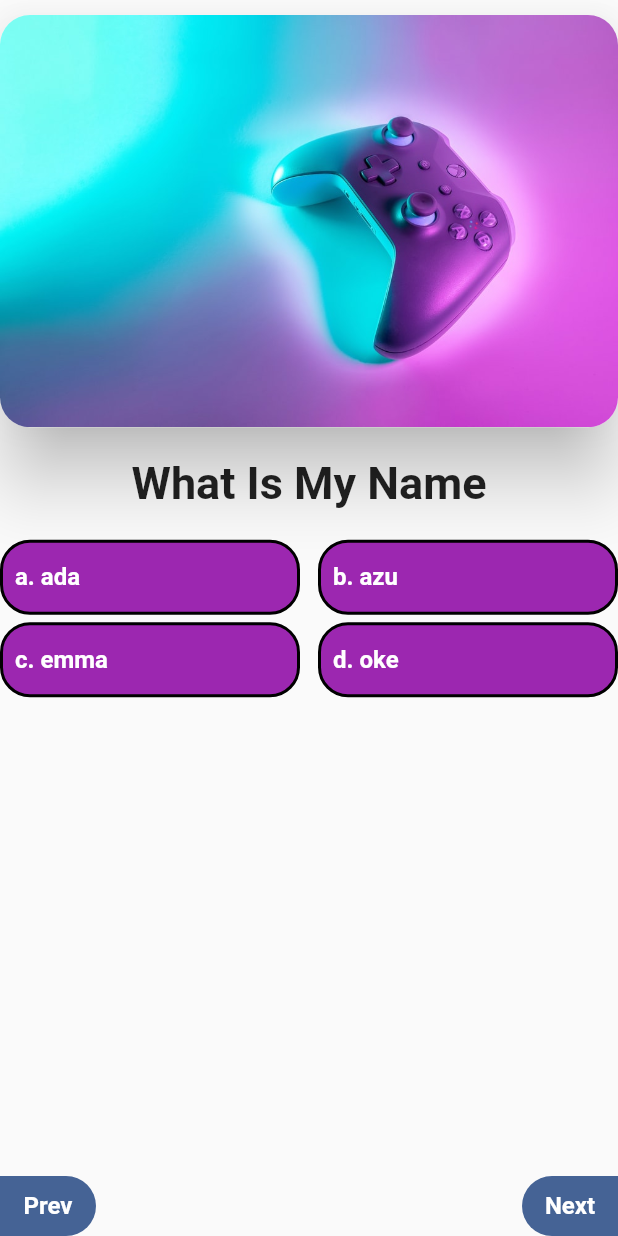
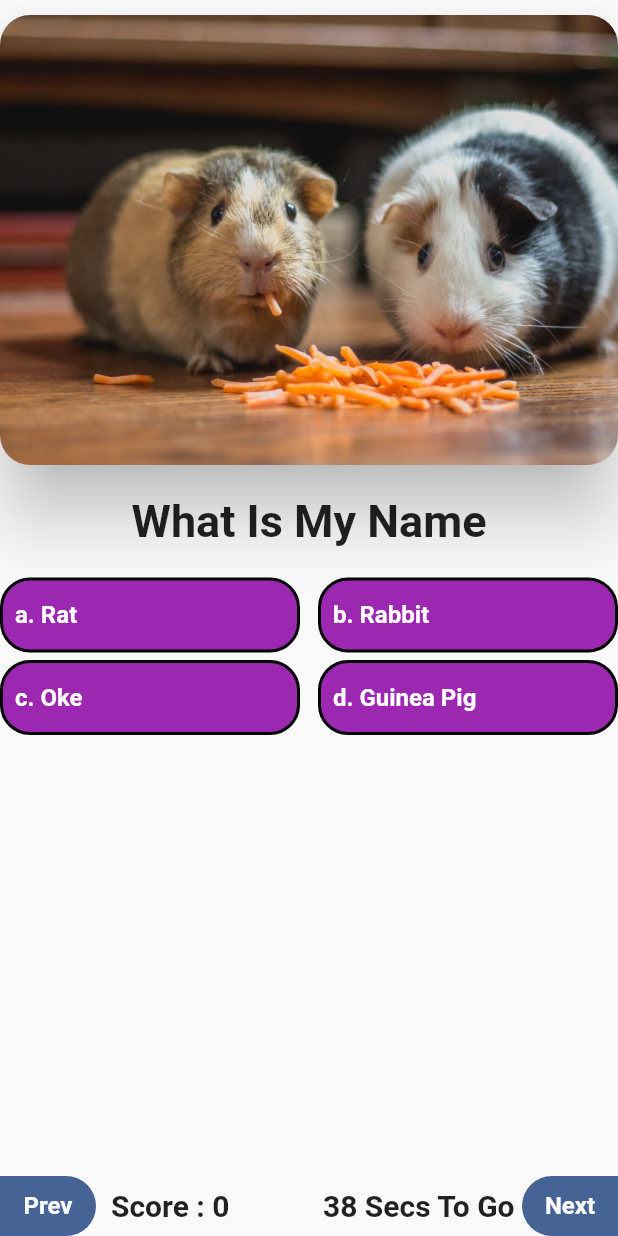
Before and after one commit to Galzysoft/image-guesser-gaming, a Flutter app: the Game screen opened directly, swiped to page 2, on a phone screen of 412 x 824 dp. Run offline on Flutter 3.47's test engine with Material 2 defaults, Android fonts, the phone set to English and light mode, and no system bars; our stand-ins replace google_fonts; Roboto replaces fonts that are missing (Aldrich).

Commit message:
timmer i mplementation

```diff
--- /dev/null
+++ b/lib/models/gameModel.dart
@@ -0,0 +1,19 @@
+class GameModel{
+
+
+  final String answerA;
+  final String answerB;
+  final String answerC;
+  final String answerD;
+  final String image;
+  final String correctAnswer;
+
+  GameModel(
+      {required this.answerA,
+      required this.answerB,
+      required this.answerC,
+      required this.answerD,
+      required this.image,
+      required this.correctAnswer});
+
+}
--- a/lib/screens/game.dart
+++ b/lib/screens/game.dart
@@ -1,5 +1,10 @@
+import 'dart:async';
+
 import 'package:flutter/material.dart';
 import 'package:google_fonts/google_fonts.dart';
+import 'package:imagegame/models/gameModel.dart';
+
+import '../widgets/gameScreen.dart';
 
 class Game extends StatefulWidget {
   const Game({Key? key}) : super(key: key);
@@ -9,12 +14,103 @@ class Game extends StatefulWidget {
 }
 
 class _GameState extends State<Game> {
-  String? sugestiona = "ada",
-      sugestionb = "azu",
-      sugestionc = "emma",
-      sugestiond = "oke";
-int index=0;
-  PageController controller=PageController(initialPage: 0);
+  int index = 0;
+  PageController controller = PageController(initialPage: 0);
+
+  // lets declare a list of the instance of gameModel
+  List<GameModel> ListGameModel = [
+    GameModel(
+        image: "asset/alvan-nee-ZCHj_2lJP00-unsplash.jpg",
+        answerA: "Bombei",
+        answerB: "Cat",
+        answerC: "Dog",
+        answerD: "Ewu",
+        correctAnswer: "Cat"),
+    GameModel(
+        image: "asset/gunie.jpg",
+        answerA: "Rat",
+        answerB: "Rabbit",
+        answerC: "Oke",
+        answerD: "Guinea Pig",
+        correctAnswer: "Guinea Pig"),
+    GameModel(
+        image: "asset/charlesdeluvio-Mv9hjnEUHR4-unsplash.jpg",
+        answerA: "Dog",
+        answerB: "Pitbu",
+        answerC: "Bull",
+        answerD: "Pig",
+        correctAnswer: "Dog"),
+    GameModel(
+        image: "asset/josh-berquist-_4sWbzH5fp8-unsplash.jpg",
+        answerA: "BVN",
+        answerB: "BMW",
+        answerC: "BWW",
+        answerD: "IVM",
+        correctAnswer: "BMW")
+  ];
+   Timer? _timer;
+  int seconds = 0;
+  int minutes = 0;
+  int hours = 0;
+  int counter=40;
+ late String countdown;
+  void startTimer_fortime() {
+    const oneSec = const Duration(seconds: 1);
+
+    _timer = new Timer.periodic(
+      oneSec,
+          (Timer timer) {
+            setState(
+            () {
+          if (seconds < 0) {
+            timer.cancel();
+          } else {
+            seconds = seconds + 1;
+            if (seconds > 59) {
+              minutes += 1;
+              seconds = 0;
+              if (minutes > 59) {
+                hours += 1;
+                minutes = 0;
+              }
+            }
+            countdown="$hours : $minutes : $seconds";
+            print("$seconds : $minutes : $hours");
+
+          }
+        },
+      );
+          },
+    );
+
+
+  }
+
+  void countDown(){
+  //   here lets define our duration of timing
+    Duration _duration=Duration(seconds: 1);
+  //  lets declare our timer
+    _timer= new Timer.periodic(_duration, (timer) {
+      if(counter>0){
+        setState((){ counter=counter-1;
+        countdown=counter.toString();});
+
+      //   counter-=1;
+      }else {timer.cancel();}
+    });
+  }
+  @override
+  dispose(){
+    _timer?.cancel();
+    super.dispose();
+  }
+  @override
+  initState () {
+    // this is for our hardcoded clock timing
+    // startTimer_fortime();
+    countDown();
+    super.initState();
+  }
   @override
   Widget build(BuildContext context) {
     return Scaffold(
@@ -25,21 +121,32 @@ int index=0;
             // child:PageView(children: [Center(child: Text("ada")),Center(child: Text("obi"))]) ,
             // this is the method of auto generating or predefined pages using pageview
             child: PageView.builder(
-              controller: controller,onPageChanged:(ind) {
-
-              setState((){this.index=ind;});
+              controller: controller,
+              onPageChanged: (ind) {
+                setState(() {
+                  this.index = ind;
+                });
               },
-              itemCount: 2,
+              itemCount: ListGameModel.length,
               itemBuilder: (context, index) {
-                this.index=index;
-                return GameScreen(sugestiona: sugestiona, sugestionb: sugestionb, sugestionc: sugestionc, sugestiond: sugestiond,image: "asset/imageguesser.jpg",correct_answer: "ada",);
+                this.index = index;
+                return GameScreen(
+                  sugestiona: ListGameModel[index].answerA,
+                  sugestionb: ListGameModel[index].answerB,
+                  sugestionc: ListGameModel[index].answerC,
+                  sugestiond: ListGameModel[index].answerD,
+                  image: ListGameModel[index].image,
+                  correct_answer: ListGameModel[index].correctAnswer,
+                );
               },
             ),
           ),
           Row(
             mainAxisAlignment: MainAxisAlignment.spaceBetween,
             children: [
-          index==0?SizedBox():    Container(
+              index == 0
+                  ? SizedBox()
+                  : Container(
                       height: 40,
                       decoration: BoxDecoration(
                           color: Color(0xff456395),
@@ -55,6 +162,14 @@ int index=0;
                                 color: Colors.white,
                                 fontWeight: FontWeight.bold),
                           ))),
+              Expanded(child: Row(mainAxisAlignment: MainAxisAlignment.spaceBetween,
+
+                children: [
+                  Text(" Score : 0  ",textAlign: TextAlign.center,style: GoogleFonts.aldrich(fontSize: 20, fontWeight: FontWeight.bold),),
+
+                  Text("$countdown Secs To Go  ",textAlign: TextAlign.center,style: GoogleFonts.aldrich(fontSize: 20, fontWeight: FontWeight.bold),),
+                ],
+              )),
               Container(
                   height: 40,
                   decoration: BoxDecoration(
@@ -63,7 +178,11 @@ int index=0;
                           topLeft: Radius.circular(20),
                           bottomLeft: Radius.circular(20))),
                   child: TextButton(
-                      onPressed: () {},
+                      onPressed: () {
+                        controller.nextPage(
+                            duration: Duration(seconds: 3),
+                            curve: Curves.bounceIn);
+                      },
                       child: Text(
                         "Next",
                         style: GoogleFonts.aldrich(
@@ -78,175 +197,3 @@ int index=0;
     );
   }
 }
-
-class GameScreen extends StatelessWidget {
-  const GameScreen({
-    Key? key,
-    required this.sugestiona,
-    required this.sugestionb,
-    required this.sugestionc,
-    required this.sugestiond, required this.correct_answer,required this.image,
-  }) : super(key: key);
-
-  final String? sugestiona;
-  final String? sugestionb;
-  final String? sugestionc;
-  final String? sugestiond;
-  final String? correct_answer;
-  final String? image;
-  @override
-  Widget build(BuildContext context) {
-    return Center(
-        child: Column(
-      children: [
-        SizedBox(
-          height: 10,
-        ),
-        SizedBox(
-          child: Material(
-            borderRadius: BorderRadius.all(Radius.circular(20)),
-            elevation: 20,
-            child: ClipRRect(
-                borderRadius: BorderRadius.all(Radius.circular(20)),
-                child: Image.asset(
-                  image!,
-                  fit: BoxFit.contain,
-                )),
-          ),
-        ),
-        Flexible(
-            child: SizedBox(
-          height: 500,
-          width: 500,
-          child: Column(children: [
-            SizedBox(
-              height: 20,
-            ),
-            Row(
-              mainAxisAlignment: MainAxisAlignment.center,
-              children: [
-                Text(
-                  "What Is My Name",
-                  style: GoogleFonts.aldrich(
-                      fontSize: 30, fontWeight: FontWeight.bold),
-                )
-              ],
-            ),
-            SizedBox(
-              height: 20,
-            ),
-            Row(
-              mainAxisAlignment: MainAxisAlignment.spaceBetween,
-              children: [
-                Container(
-                  height: 50,
-                  width: 200,
-                  decoration: BoxDecoration(
-                      borderRadius: BorderRadius.circular(20),
-                      border:
-                          Border.all(color: Colors.black, width: 2),
-                      color: Colors.purple),
-                  child: TextButton(
-                    onPressed: () {},
-                    child: Row(
-                      children: [
-                        Text(
-                          "a. $sugestiona",
-                          textAlign: TextAlign.left,
-                          style: GoogleFonts.aldrich(
-                              fontSize: 16,
-                              fontWeight: FontWeight.bold,
-                              color: Colors.white),
-                        ),
-                      ],
-                    ),
-                  ),
-                ),
-                Container(
-                  height: 50,
-                  width: 200,
-                  decoration: BoxDecoration(
-                      borderRadius: BorderRadius.circular(20),
-                      border:
-                          Border.all(color: Colors.black, width: 2),
-                      color: Colors.purple),
-                  child: TextButton(
-                    onPressed: () {},
-                    child: Row(
-                      children: [
-                        Text(
-                          "b. $sugestionb",
-                          textAlign: TextAlign.left,
-                          style: GoogleFonts.aldrich(
-                              fontSize: 16,
-                              fontWeight: FontWeight.bold,
-                              color: Colors.white),
-                        ),
-                      ],
-                    ),
-                  ),
-                ),
-              ],
-            ),
-            SizedBox(
-              height: 5,
-            ),
-            Row(
-              mainAxisAlignment: MainAxisAlignment.spaceBetween,
-              children: [
-                Container(
-                  height: 50,
-                  width: 200,
-                  decoration: BoxDecoration(
-                      borderRadius: BorderRadius.circular(20),
-                      border:
-                          Border.all(color: Colors.black, width: 2),
-                      color: Colors.purple),
-                  child: TextButton(
-                    onPressed: () {},
-                    child: Row(
-                      children: [
-                        Text(
-                          "c. $sugestionc",
-                          textAlign: TextAlign.left,
-                          style: GoogleFonts.aldrich(
-                              fontSize: 16,
-                              fontWeight: FontWeight.bold,
-                              color: Colors.white),
-                        ),
-                      ],
-                    ),
-                  ),
-                ),
-                Container(
-                  height: 50,
-                  width: 200,
-                  decoration: BoxDecoration(
-                      borderRadius: BorderRadius.circular(20),
-                      border:
-                          Border.all(color: Colors.black, width: 2),
-                      color: Colors.purple),
-                  child: TextButton(
-                    onPressed: () {},
-                    child: Row(
-                      children: [
-                        Text(
-                          "d. $sugestiond",
-                          textAlign: TextAlign.left,
-                          style: GoogleFonts.aldrich(
-                              fontSize: 16,
-                              fontWeight: FontWeight.bold,
-                              color: Colors.white),
-                        ),
-                      ],
-                    ),
-                  ),
-                ),
-              ],
-            )
-          ]),
-        ))
-      ],
-    ));
-  }
-}
--- /dev/null
+++ b/lib/widgets/gameScreen.dart
@@ -0,0 +1,245 @@
+
+import 'package:flutter/material.dart';
+import 'package:google_fonts/google_fonts.dart';
+
+class GameScreen extends StatefulWidget {
+  GameScreen({
+    Key? key,
+    required this.sugestiona,
+    required this.sugestionb,
+    required this.sugestionc,
+    required this.sugestiond,
+    required this.correct_answer,
+    required this.image,
+  }) : super(key: key);
+
+  final String? sugestiona;
+  final String? sugestionb;
+  final String? sugestionc;
+  final String? sugestiond;
+  final String? correct_answer;
+  final String? image;
+
+  @override
+  State<GameScreen> createState() => _GameScreenState();
+}
+
+class _GameScreenState extends State<GameScreen> {
+  //we create a bool value to check if the answerts are values in a ,b,c,d
+  bool answerisA = false,
+      answerisB = false,
+      answerisC = false,
+      answerisD = false;
+  bool isClikedA = false,
+      isClikedB = false,
+      isClikedC = false,
+      isClikedD = false;
+
+  @override
+  Widget build(BuildContext context) {
+    return Center(
+        child: Column(
+          children: [
+            SizedBox(
+              height: 10,
+            ),
+            SizedBox(
+              child: Material(
+                borderRadius: BorderRadius.all(Radius.circular(20)),
+                elevation: 20,
+                child: ClipRRect(
+                    borderRadius: BorderRadius.all(Radius.circular(20)),
+                    child: Image.asset(
+                      widget.image!,
+                      fit: BoxFit.cover,height: 300,width: double.infinity,
+                    )),
+              ),
+            ),
+            Flexible(
+                child: SizedBox(
+                  height: 500,
+                  width: 500,
+                  child: Column(children: [
+                    SizedBox(
+                      height: 20,
+                    ),
+                    Row(
+                      mainAxisAlignment: MainAxisAlignment.center,
+                      children: [
+                        Text(
+                          "What Is My Name",
+                          style: GoogleFonts.aldrich(
+                              fontSize: 30, fontWeight: FontWeight.bold),
+                        )
+                      ],
+                    ),
+                    SizedBox(
+                      height: 20,
+                    ),
+                    Row(
+                      mainAxisAlignment: MainAxisAlignment.spaceBetween,
+                      children: [
+                        Container(
+                          height: 50,
+                          width: 200,
+                          decoration: BoxDecoration(
+                              borderRadius: BorderRadius.circular(20),
+                              border: Border.all(color: Colors.black, width: 2),
+                              color: isClikedA &&answerisA?Colors.green:isClikedA &&!answerisA?Colors.red:Colors.purple),
+                          child: TextButton(onHover: (value) {
+
+                          },
+                            onPressed: () {
+                              setState((){ isClikedA = true;})   ;
+                              if (widget.sugestiona == widget.correct_answer) {
+                                setState((){ answerisA = true;isClikedA = true;})   ;
+                              }else   if (widget.sugestionb == widget.correct_answer) {
+                                setState((){ answerisB = true;
+                                isClikedB = true;})   ;
+                              }else   if (widget.sugestionc == widget.correct_answer) {
+                                setState((){ answerisC = true;
+                                isClikedC = true;})   ;
+                              }else   if (widget.sugestiond == widget.correct_answer) {
+                                setState((){ answerisD = true; isClikedD = true;})   ;
+                              }
+                            },
+                            child: Row(
+                              children: [
+                                Text(
+                                  "a. ${widget.sugestiona}",
+                                  textAlign: TextAlign.left,
+                                  style: GoogleFonts.aldrich(
+                                      fontSize: 16,
+                                      fontWeight: FontWeight.bold,
+                                      color: Colors.white),
+                                ),
+                              ],
+                            ),
+                          ),
+                        ),
+                        Container(
+                          height: 50,
+                          width: 200,
+                          decoration: BoxDecoration(
+                              borderRadius: BorderRadius.circular(20),
+                              border: Border.all(color: Colors.black, width: 2),
+                              color: isClikedB &&answerisB?Colors.green:isClikedB &&!answerisB?Colors.red:Colors.purple),
+
+                          child: TextButton(
+                            onPressed: () {
+                              setState((){ isClikedB = true;})   ;
+                              if (widget.sugestiona == widget.correct_answer) {
+                                setState((){ answerisA = true;   isClikedA = true;})   ;
+                              }else   if (widget.sugestionb == widget.correct_answer) {
+                                setState((){ answerisB = true;
+                                isClikedB = true;})   ;
+                              }else   if (widget.sugestionc == widget.correct_answer) {
+                                setState((){ answerisC = true;
+                                isClikedC = true;})   ;
+                              }else   if (widget.sugestiond == widget.correct_answer) {
+                                setState((){ answerisD = true; isClikedD = true;})   ;
+                              }
+
+                            },
+                            child: Row(
+                              children: [
+                                Text(
+                                  "b. ${widget.sugestionb}",
+                                  textAlign: TextAlign.left,
+                                  style: GoogleFonts.aldrich(
+                                      fontSize: 16,
+                                      fontWeight: FontWeight.bold,
+                                      color: Colors.white),
+                                ),
+                              ],
+                            ),
+                          ),
+                        ),
+                      ],
+                    ),
+                    SizedBox(
+                      height: 5,
+                    ),
+                    Row(
+                      mainAxisAlignment: MainAxisAlignment.spaceBetween,
+                      children: [
+                        Container(
+                          height: 50,
+                          width: 200,
+                          decoration: BoxDecoration(
+                              borderRadius: BorderRadius.circular(20),
+                              border: Border.all(color: Colors.black, width: 2),
+                              color: isClikedC &&answerisC?Colors.green:isClikedC &&!answerisC?Colors.red:Colors.purple),
+
+                          child: TextButton(
+                            onPressed: () {          setState((){ isClikedC = true;})   ;
+                            if (widget.sugestiona == widget.correct_answer) {
+                              setState((){ answerisA = true;   isClikedA = true;})   ;
+                            }else   if (widget.sugestionb == widget.correct_answer) {
+                              setState((){ answerisB = true;
+                              isClikedB = true;})   ;
+                            }else   if (widget.sugestionc == widget.correct_answer) {
+                              setState((){ answerisC = true;
+                              isClikedC = true;})   ;
+                            }else   if (widget.sugestiond == widget.correct_answer) {
+                              setState((){ answerisD = true; isClikedD = true;})   ;
+                            }},
+                            child: Row(
+                              children: [
+                                Text(
+                                  "c. ${widget.sugestionc}",
+                                  textAlign: TextAlign.left,
+                                  style: GoogleFonts.aldrich(
+                                      fontSize: 16,
+                                      fontWeight: FontWeight.bold,
+                                      color: Colors.white),
+                                ),
+                              ],
+                            ),
+                          ),
+                        ),
+                        Container(
+                          height: 50,
+                          width: 200,
+                          decoration: BoxDecoration(
+                              borderRadius: BorderRadius.circular(20),
+                              border: Border.all(color: Colors.black, width: 2),
+                              color: isClikedD &&answerisD?Colors.green:isClikedD &&!answerisD?Colors.red:Colors.purple),
+
+                          child: TextButton(
+                            onPressed: () {          setState((){ isClikedD = true;})   ;
+                            if (widget.sugestiona == widget.correct_answer) {
+                              setState((){ answerisA = true;
+                              isClikedA = true;
+                              })   ;
+                            }else   if (widget.sugestionb == widget.correct_answer) {
+                              setState((){ answerisB = true;
+                              isClikedB = true;})   ;
+                            }else   if (widget.sugestionc == widget.correct_answer) {
+                              setState((){ answerisC = true;
+                              isClikedC = true;})   ;
+                            }else   if (widget.sugestiond == widget.correct_answer) {
+                              setState((){ answerisD = true; isClikedD = true;})   ;
+                            }},
+                            child: Row(
+                              children: [
+                                Text(
+                                  "d. ${widget.sugestiond}",
+                                  textAlign: TextAlign.left,
+                                  style: GoogleFonts.aldrich(
+                                      fontSize: 16,
+                                      fontWeight: FontWeight.bold,
+                                      color: Colors.white),
+                                ),
+                              ],
+                            ),
+                          ),
+                        ),
+                      ],
+                    )
+                  ]),
+                ))
+          ],
+        ));
+  }
+}
```
Also changed, not shown: asset/alvan-nee-ZCHj_2lJP00-unsplash.jpg (added), asset/charlesdeluvio-Mv9hjnEUHR4-unsplash.jpg (added), asset/dhiva-krishna-X16zXcbxU4U-unsplash.jpg (added), asset/gunie.jpg (added), asset/josh-berquist-_4sWbzH5fp8-unsplash.jpg (added), asset/profile.jpg (added). Lines whose indentation alone changed are shown as unchanged.
